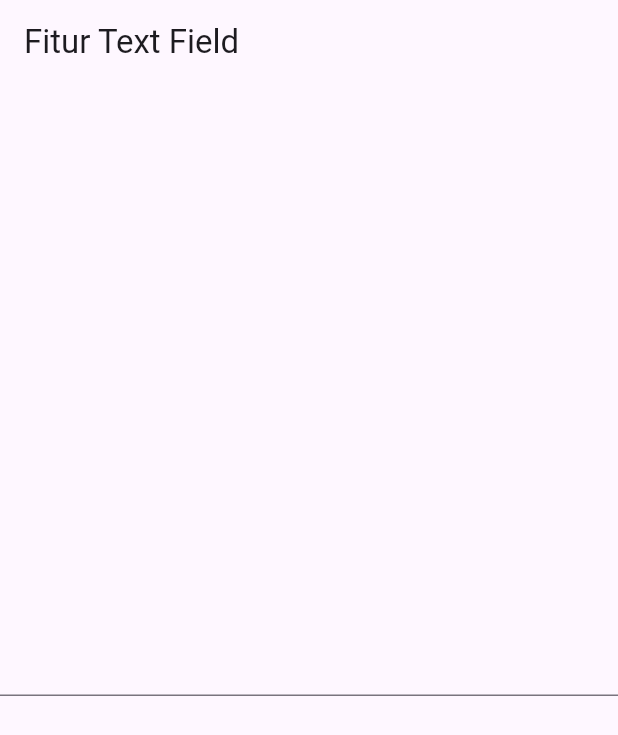
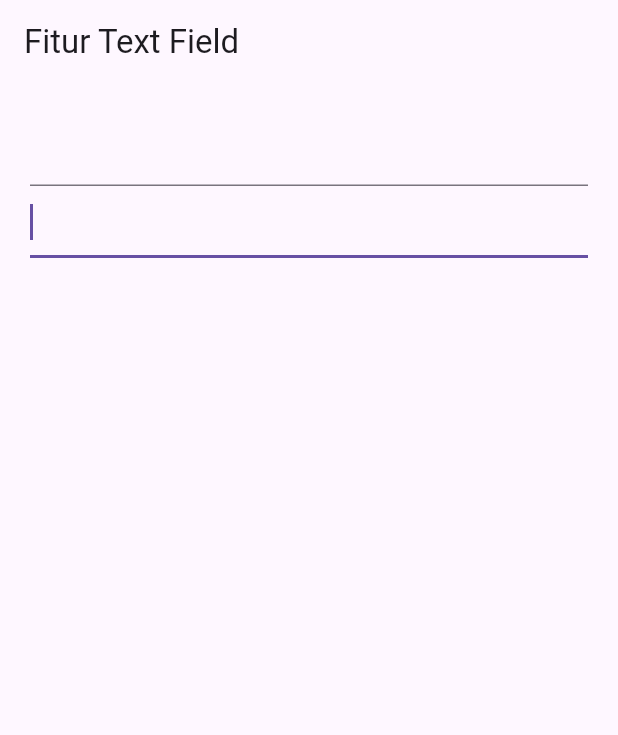
Before and after one commit to Melidasari/Pemograman_Flutter, a Flutter app: the screen it shows after launch, on a phone screen of 412 x 824 dp. Shown: the top 735 px of the screen. Run offline on Flutter 3.47's test engine with Material 3 defaults, Android fonts, the phone set to English and light mode, and no system bars; our stand-ins replace faker.

Commit message:
UpdateFLUTTER 16 Fitur Text Field

```diff
--- a/fitur_text_field/lib/main.dart
+++ b/fitur_text_field/lib/main.dart
@@ -13,7 +13,20 @@
           title: Text("Fitur Text Field"),
         ),
         body: Center(
-          child: TextField(),
+          child: Padding(
+              padding: const EdgeInsets.all(20),
+              child: Column(
+                children: [
+                  TextField(
+                    autocorrect: false,
+                    autofocus: false,
+                  ),
+                  TextField(
+                    autocorrect: false,
+                    autofocus: true,
+                  ),
+                ],
+              )),
         ),
       ),
     );
```
